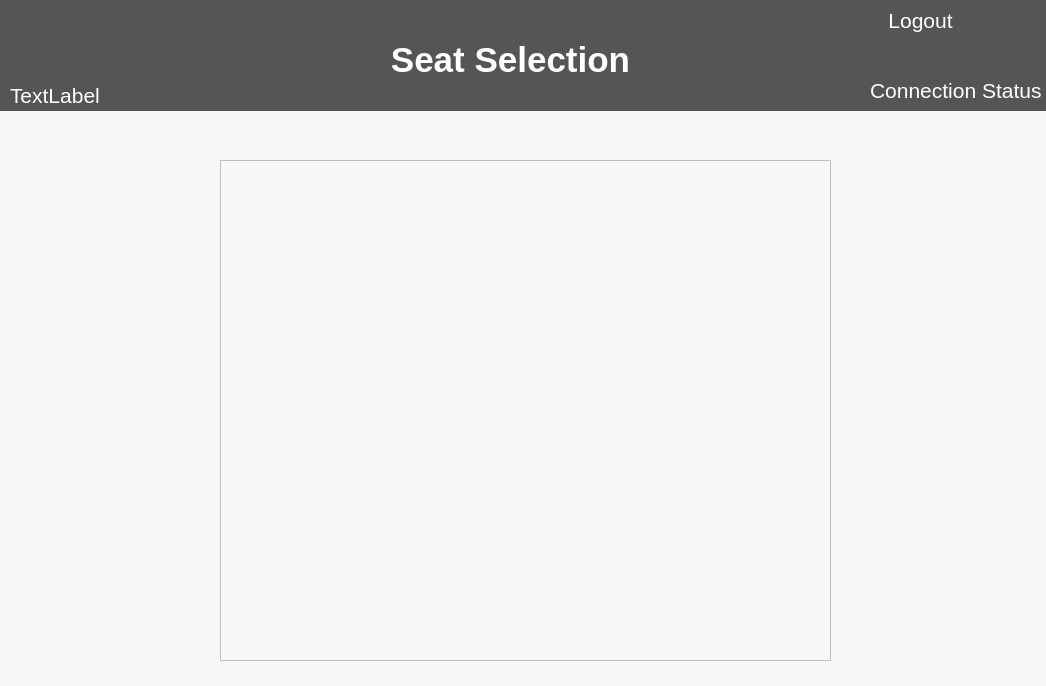
Old version of the form QT/chairs.ui in the repository LuciaCG/Bluebird.
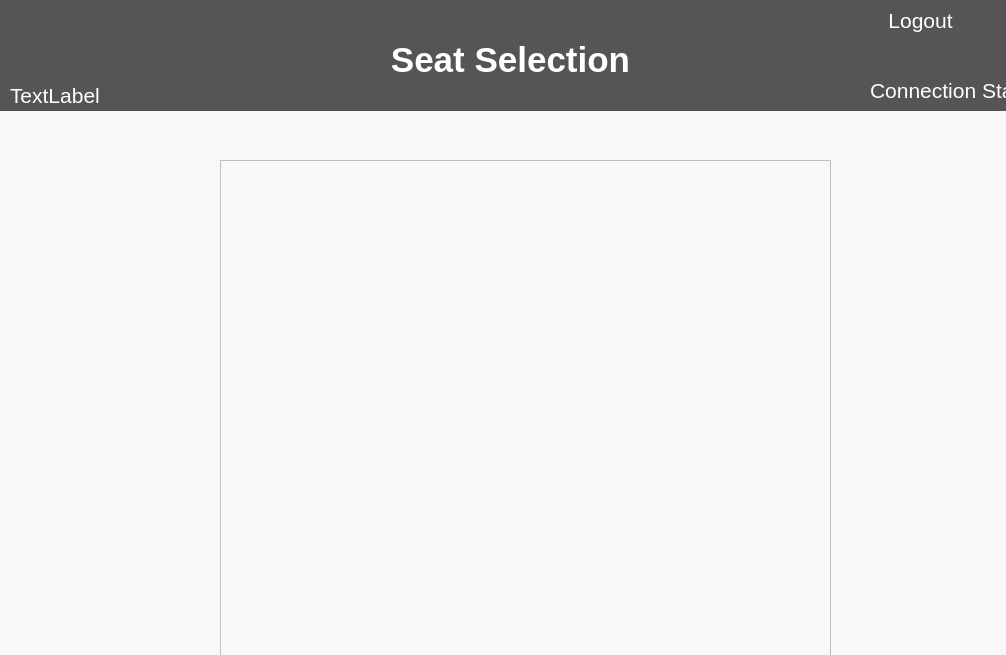
New version of the form.

```diff
--- a/QT/chairs.ui
+++ b/QT/chairs.ui
@@ -6,8 +6,8 @@
    <rect>
     <x>0</x>
     <y>0</y>
-    <width>1046</width>
-    <height>686</height>
+    <width>1006</width>
+    <height>655</height>
    </rect>
   </property>
   <property name="windowTitle">
```
